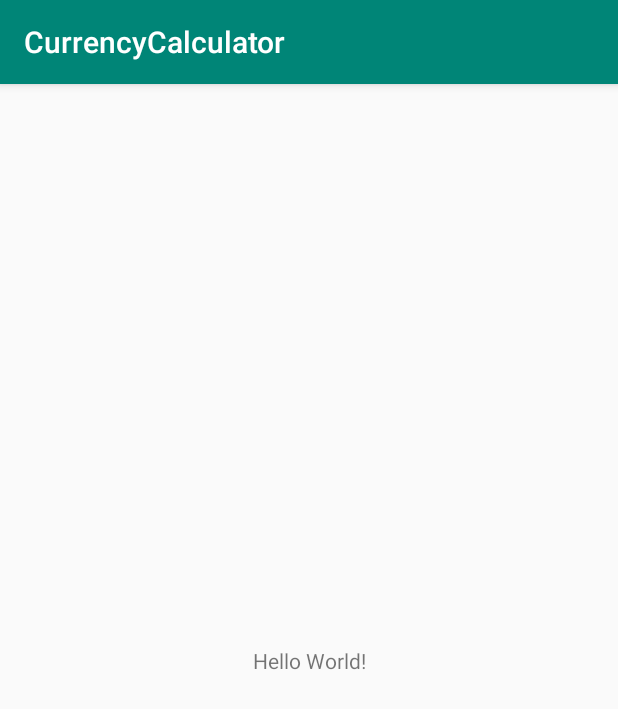
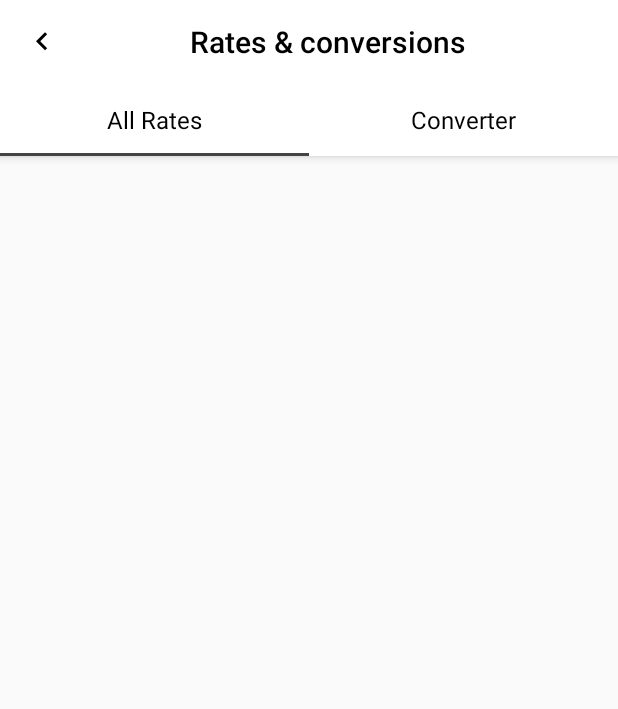
Before and after one commit to JakubNeukirch/currency-calculator, an Android app: the screen it shows after launch (MainActivity), on a phone screen of 412 x 824 dp. Shown: the top 709 px of the screen. Run offline under Robolectric (Android 15) with nearby library versions, the phone set to English and light mode, and no system bars.

Commit message:
setup styles

```diff
--- a/app/build.gradle
+++ b/app/build.gradle
@@ -28,6 +28,7 @@ dependencies {
     implementation 'androidx.appcompat:appcompat:1.0.2'
     implementation 'androidx.core:core-ktx:1.0.2'
     implementation 'androidx.constraintlayout:constraintlayout:1.1.3'
+    implementation 'com.google.android.material:material:1.0.0'
     testImplementation 'junit:junit:4.12'
     androidTestImplementation 'androidx.test:runner:1.2.0'
     androidTestImplementation 'androidx.test.espresso:espresso-core:3.2.0'
--- a/app/src/main/java/pl/jakubneukirch/currencycalculator/MainActivity.kt
+++ b/app/src/main/java/pl/jakubneukirch/currencycalculator/MainActivity.kt
@@ -1,7 +1,7 @@
 package pl.jakubneukirch.currencycalculator
 
+import android.os.Bundle
 import androidx.appcompat.app.AppCompatActivity
-import android.os.Bundle
 
 class MainActivity : AppCompatActivity() {
 
--- /dev/null
+++ b/app/src/main/res/drawable/arrow_back.xml
@@ -0,0 +1,9 @@
+<vector xmlns:android="http://schemas.android.com/apk/res/android"
+        android:width="24dp"
+        android:height="24dp"
+        android:viewportWidth="24.0"
+        android:viewportHeight="24.0">
+    <path
+        android:fillColor="#FF000000"
+        android:pathData="M15.41,16.09l-4.58,-4.59 4.58,-4.59L14,5.5l-6,6 6,6z"/>
+</vector>
--- a/app/src/main/res/layout/activity_main.xml
+++ b/app/src/main/res/layout/activity_main.xml
@@ -1,19 +1,51 @@
 <?xml version="1.0" encoding="utf-8"?>
-<androidx.constraintlayout.widget.ConstraintLayout
+<androidx.coordinatorlayout.widget.CoordinatorLayout
         xmlns:android="http://schemas.android.com/apk/res/android"
         xmlns:tools="http://schemas.android.com/tools"
-        xmlns:app="http://schemas.android.com/apk/res-auto"
         android:layout_width="match_parent"
-        android:layout_height="match_parent"
+        android:layout_height="match_parent" xmlns:app="http://schemas.android.com/apk/res-auto"
         tools:context=".MainActivity">
 
-    <TextView
-            android:layout_width="wrap_content"
-            android:layout_height="wrap_content"
-            android:text="Hello World!"
-            app:layout_constraintBottom_toBottomOf="parent"
-            app:layout_constraintLeft_toLeftOf="parent"
-            app:layout_constraintRight_toRightOf="parent"
-            app:layout_constraintTop_toTopOf="parent"/>
+    <com.google.android.material.appbar.AppBarLayout
+            android:layout_width="match_parent"
+            android:layout_height="wrap_content">
 
-</androidx.constraintlayout.widget.ConstraintLayout>
+        <androidx.appcompat.widget.Toolbar
+                android:id="@+id/mainToolbar"
+                app:navigationIcon="@drawable/arrow_back"
+                android:layout_width="match_parent"
+                android:layout_height="wrap_content">
+            <TextView
+                    android:text="@string/main_title"
+                    style="@style/AppTheme.AppBar.Title"
+                    android:textAlignment="center"
+                    android:layout_marginEnd="@android:dimen/app_icon_size"
+                    android:layout_width="match_parent"
+                      android:layout_height="wrap_content"/>
+
+        </androidx.appcompat.widget.Toolbar>
+
+        <com.google.android.material.tabs.TabLayout
+                android:id="@+id/mainTabLayout"
+                app:tabTextAppearance="@style/AppTheme.TabItemText"
+                android:layout_width="match_parent"
+                android:layout_height="wrap_content">
+
+            <com.google.android.material.tabs.TabItem
+                    android:id="@+id/allRatesTab"
+                    android:text="@string/main_all_rates"
+                    android:layout_width="wrap_content"
+                    android:layout_height="wrap_content"/>
+
+            <com.google.android.material.tabs.TabItem
+                    android:id="@+id/converterTab"
+                    android:text="@string/main_converter"
+                    android:layout_width="wrap_content"
+                    android:layout_height="wrap_content"/>
+
+        </com.google.android.material.tabs.TabLayout>
+
+    </com.google.android.material.appbar.AppBarLayout>
+
+
+</androidx.coordinatorlayout.widget.CoordinatorLayout>
--- a/app/src/main/res/values/colors.xml
+++ b/app/src/main/res/values/colors.xml
@@ -1,6 +1,10 @@
 <?xml version="1.0" encoding="utf-8"?>
 <resources>
-    <color name="colorPrimary">#008577</color>
-    <color name="colorPrimaryDark">#00574B</color>
-    <color name="colorAccent">#D81B60</color>
+    <color name="colorPrimary">@color/white</color>
+    <color name="colorPrimaryDark">@color/lightGrey</color>
+    <color name="colorAccent">@color/grey</color>
+    <color name="white">#fff</color>
+    <color name="black">#000</color>
+    <color name="grey">#444</color>
+    <color name="lightGrey">#ddd</color>
 </resources>
--- a/app/src/main/res/values/strings.xml
+++ b/app/src/main/res/values/strings.xml
@@ -1,3 +1,6 @@
 <resources>
     <string name="app_name">CurrencyCalculator</string>
+    <string name="main_title">Rates &amp; conversions</string>
+    <string name="main_all_rates">All Rates</string>
+    <string name="main_converter">Converter</string>
 </resources>
--- a/app/src/main/res/values/styles.xml
+++ b/app/src/main/res/values/styles.xml
@@ -1,11 +1,27 @@
 <resources>
 
     <!-- Base application theme. -->
-    <style name="AppTheme" parent="Theme.AppCompat.Light.DarkActionBar">
+    <style name="AppTheme" parent="Theme.AppCompat.Light">
         <!-- Customize your theme here. -->
         <item name="colorPrimary">@color/colorPrimary</item>
         <item name="colorPrimaryDark">@color/colorPrimaryDark</item>
         <item name="colorAccent">@color/colorAccent</item>
+        <item name="windowActionBar">false</item>
+        <item name="windowNoTitle">true</item>
+    </style>
+
+    <style name="AppTheme.AppBar" parent="Widget.Design.AppBarLayout">
+        <item name="background">@color/white</item>
+        <item name="titleTextStyle">@style/AppTheme.AppBar.Title</item>
+    </style>
+
+    <style name="AppTheme.AppBar.Title" parent="TextAppearance.AppCompat.Title">
+        <item name="android:textColor">@color/black</item>
+    </style>
+
+    <style name="AppTheme.TabItemText" parent="TextAppearance.AppCompat.Subhead">
+        <item name="android:textAllCaps">false</item>
+        <item name="android:textColor">@color/black</item>
     </style>
 
 </resources>
```
